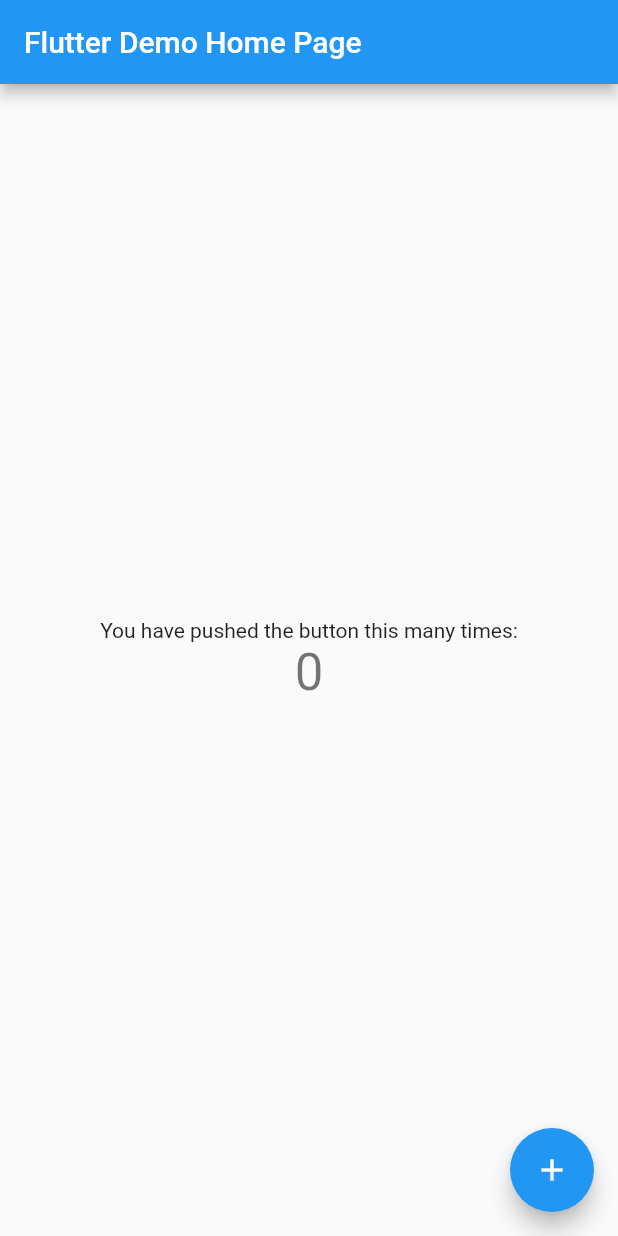
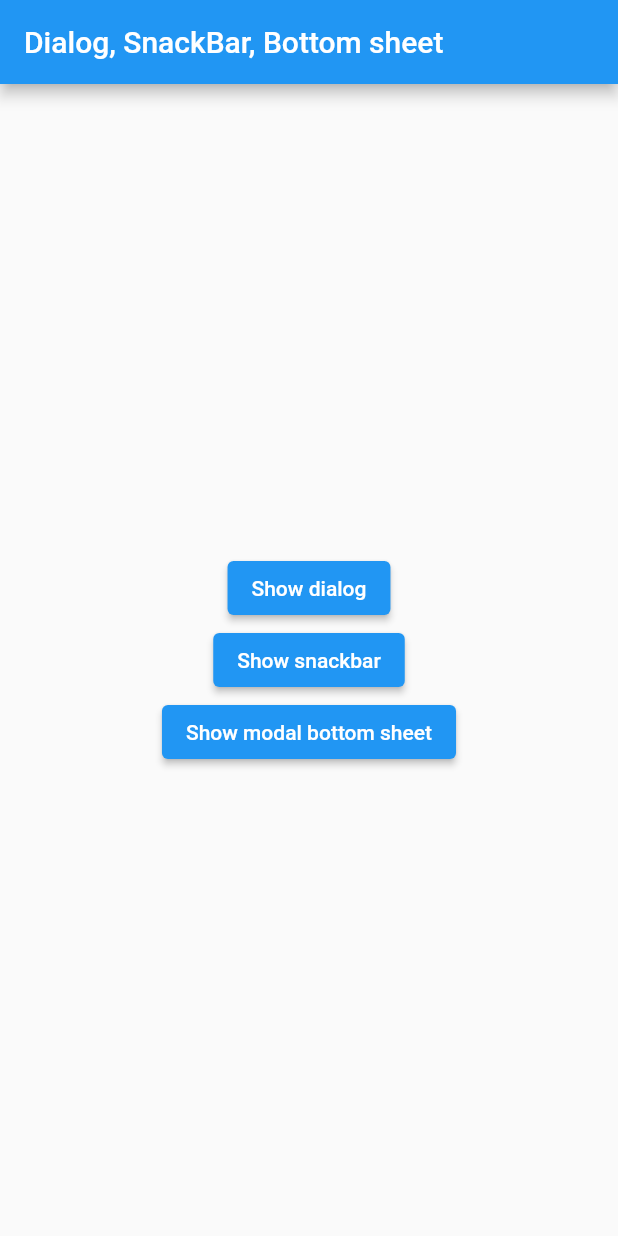
Before and after one commit to fortinjoffrey/flutter_basics_samples, a Flutter app: the screen it shows after launch, on a phone screen of 412 x 824 dp. Run offline on Flutter 3.47's test engine with Material 2 defaults, Android fonts, the phone set to English and light mode, and no system bars.

Commit message:
Add dialog, snackbar, modal bottom sheet

```diff
--- a/lib/main.dart
+++ b/lib/main.dart
@@ -12,54 +12,81 @@ class MyApp extends StatelessWidget {
       theme: ThemeData(
         primarySwatch: Colors.blue,
       ),
-      home: MyHomePage(title: 'Flutter Demo Home Page'),
+      home: Home(),
     );
   }
 }
 
-class MyHomePage extends StatefulWidget {
-  MyHomePage({Key? key, required this.title}) : super(key: key);
-
-  final String title;
-
+class MyAlertDialog extends StatelessWidget {
   @override
-  _MyHomePageState createState() => _MyHomePageState();
+  Widget build(BuildContext context) {
+    return AlertDialog(
+      title: Text('Accept?'),
+      content: Text('Are you sure?'),
+      actions: [
+        TextButton(
+          onPressed: () => Navigator.of(context).pop(),
+          child: Text('No'),
+        ),
+        TextButton(
+          onPressed: () => Navigator.of(context).pop(),
+          child: Text('Yes'),
+        ),
+      ],
+    );
+  }
 }
 
-class _MyHomePageState extends State<MyHomePage> {
-  int _counter = 0;
-
-  void _incrementCounter() {
-    setState(() {
-      _counter++;
-    });
-  }
-
+class Home extends StatelessWidget {
   @override
   Widget build(BuildContext context) {
     return Scaffold(
       appBar: AppBar(
-        title: Text(widget.title),
+        title: Text('Dialog, SnackBar, Bottom sheet'),
       ),
       body: Center(
         child: Column(
+          mainAxisSize: MainAxisSize.max,
           mainAxisAlignment: MainAxisAlignment.center,
-          children: <Widget>[
-            Text(
-              'You have pushed the button this many times:',
+          children: [
+            ElevatedButton(
+              onPressed: () => showDialog(
+                context: context,
+                builder: (context) => MyAlertDialog(),
+              ),
+              child: Text('Show dialog'),
             ),
-            Text(
-              '$_counter',
-              style: Theme.of(context).textTheme.headline4,
+            ElevatedButton(
+              onPressed: () {
+                ScaffoldMessenger.of(context).showSnackBar(
+                  SnackBar(
+                    action: SnackBarAction(label: 'Undo', onPressed: () {}),
+                    content: Text('A SnackBar has been shown.'),
+                    duration: Duration(seconds: 3),
+                  ),
+                );
+              },
+              child: Text('Show snackbar'),
+            ),
+            ElevatedButton(
+              onPressed: () {
+                showModalBottomSheet(
+                  context: context,
+                  builder: (context) {
+                    return Container(
+                      height: MediaQuery.of(context).size.height / 2,
+                      child: Center(
+                        child: Text('Modal bottom sheet'),
+                      ),
+                    );
+                  },
+                );
+              },
+              child: Text('Show modal bottom sheet'),
             ),
           ],
         ),
       ),
-      floatingActionButton: FloatingActionButton(
-        onPressed: _incrementCounter,
-        tooltip: 'Increment',
-        child: Icon(Icons.add),
-      ),
     );
   }
 }
```
